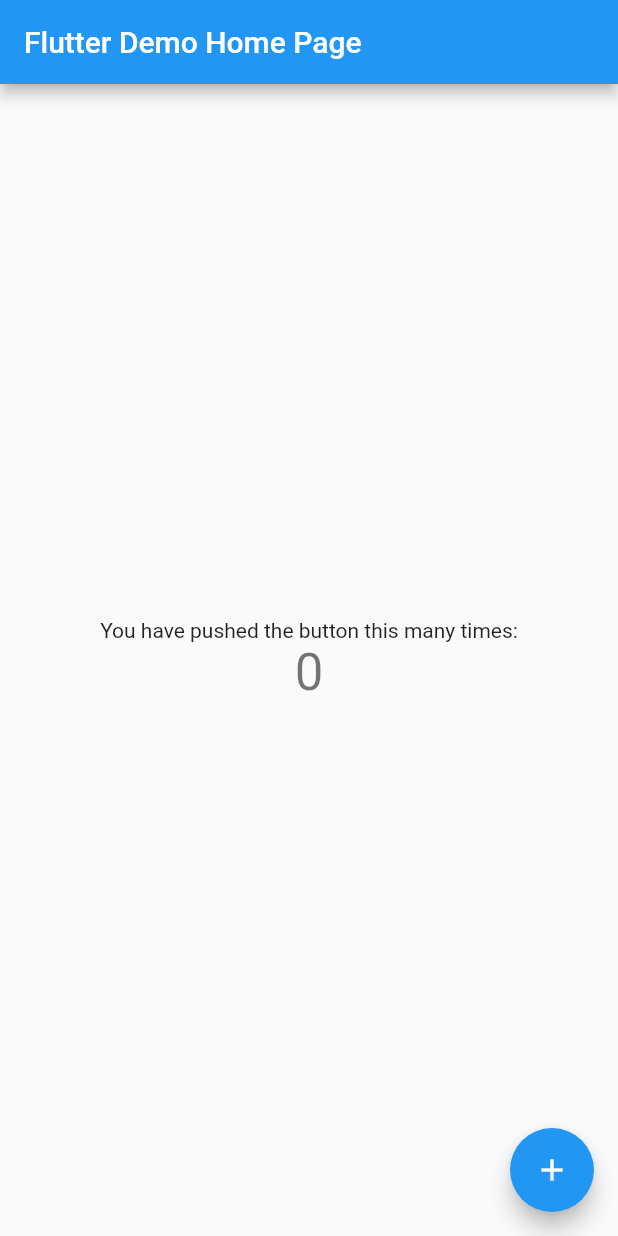
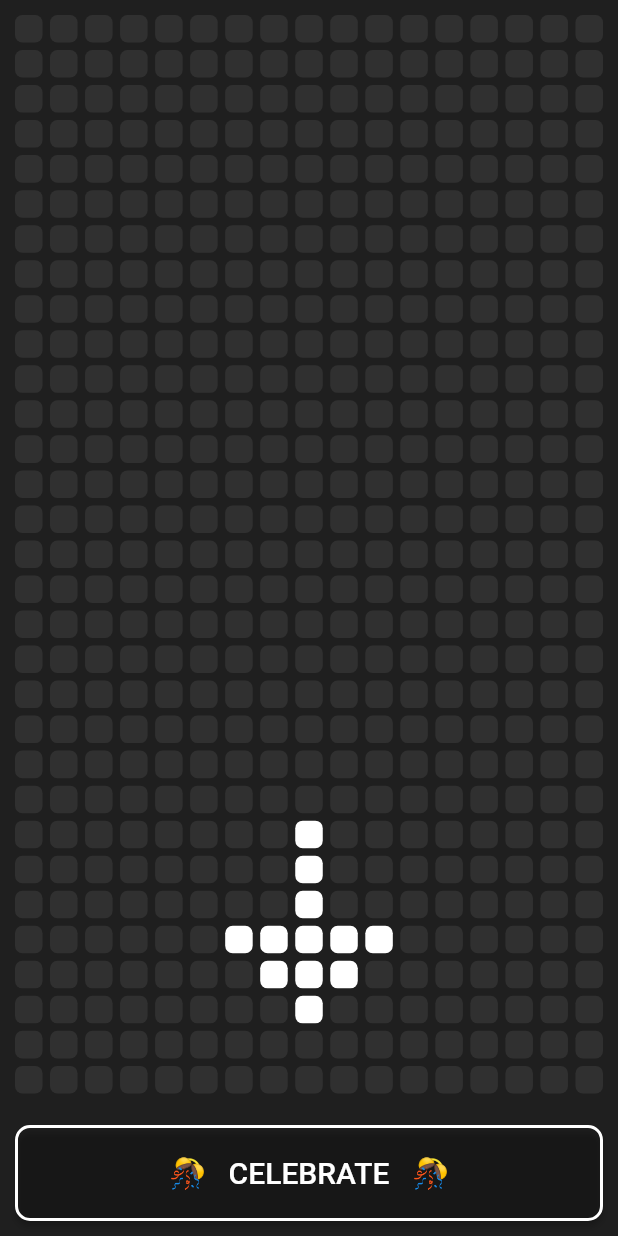
Before and after one commit to PratikJH153/HappyNewYearAnimation-using-Flutter, a Flutter app: the screen it shows after launch, on a phone screen of 412 x 824 dp. Run offline on Flutter 3.47's test engine with Material 2 defaults, Android fonts, the phone set to English and light mode, and no system bars.

Commit message:
Completed the Project

```diff
--- /dev/null
+++ b/lib/helper/indices_data.dart
@@ -0,0 +1,119 @@
+List<int> indices_start = [
+  399,
+  416,
+  433,
+  448,
+  449,
+  450,
+  451,
+  452,
+  466,
+  467,
+  468,
+  484,
+];
+
+List<int> indices_3 = [
+  211,
+  212,
+  213,
+  230,
+  245,
+  246,
+  247,
+  264,
+  279,
+  280,
+  281,
+];
+
+List<int> indices_2 = [
+  211,
+  212,
+  213,
+  230,
+  245,
+  246,
+  247,
+  262,
+  279,
+  280,
+  281,
+];
+
+List<int> indices_1 = [
+  212,
+  229,
+  246,
+  263,
+  280,
+];
+
+List<int> indices_2022_2 = [
+  205,
+  206,
+  207,
+  224,
+  239,
+  240,
+  241,
+  256,
+  273,
+  274,
+  275,
+  209,
+  210,
+  211,
+  226,
+  228,
+  243,
+  245,
+  260,
+  262,
+  277,
+  278,
+  279,
+  213,
+  214,
+  215,
+  232,
+  247,
+  248,
+  249,
+  264,
+  281,
+  282,
+  283,
+  217,
+  218,
+  219,
+  236,
+  251,
+  252,
+  253,
+  268,
+  285,
+  286,
+  287,
+];
+
+List<int> indices_heart = [
+  59,
+  60,
+  40,
+  41,
+  44,
+  45,
+  56,
+  63,
+  73,
+  80,
+  90,
+  97,
+  108,
+  113,
+  126,
+  129,
+  144,
+  145,
+];
--- a/lib/main.dart
+++ b/lib/main.dart
@@ -1,115 +1,21 @@
 import 'package:flutter/material.dart';
+import 'package:happynewyearapp/views/home.dart';
 
-void main() {
-  runApp(const MyApp());
-}
+void main() => runApp(const MyApp());
 
 class MyApp extends StatelessWidget {
   const MyApp({Key? key}) : super(key: key);
 
-  // This widget is the root of your application.
   @override
   Widget build(BuildContext context) {
     return MaterialApp(
-      title: 'Flutter Demo',
-      theme: ThemeData(
-        // This is the theme of your application.
-        //
-        // Try running your application with "flutter run". You'll see the
-        // application has a blue toolbar. Then, without quitting the app, try
-        // changing the primarySwatch below to Colors.green and then invoke
-        // "hot reload" (press "r" in the console where you ran "flutter run",
-        // or simply save your changes to "hot reload" in a Flutter IDE).
-        // Notice that the counter didn't reset back to zero; the application
-        // is not restarted.
-        primarySwatch: Colors.blue,
+      debugShowCheckedModeBanner: false,
+      title: "Happy New Year 2022",
+      theme: ThemeData.dark().copyWith(
+        scaffoldBackgroundColor: const Color(0xFF1f1f1f),
+        primaryColor: const Color(0xFFf2f4f9),
       ),
-      home: const MyHomePage(title: 'Flutter Demo Home Page'),
+      home: HomePage(),
     );
   }
 }
-
-class MyHomePage extends StatefulWidget {
-  const MyHomePage({Key? key, required this.title}) : super(key: key);
-
-  // This widget is the home page of your application. It is stateful, meaning
-  // that it has a State object (defined below) that contains fields that affect
-  // how it looks.
-
-  // This class is the configuration for the state. It holds the values (in this
-  // case the title) provided by the parent (in this case the App widget) and
-  // used by the build method of the State. Fields in a Widget subclass are
-  // always marked "final".
-
-  final String title;
-
-  @override
-  State<MyHomePage> createState() => _MyHomePageState();
-}
-
-class _MyHomePageState extends State<MyHomePage> {
-  int _counter = 0;
-
-  void _incrementCounter() {
-    setState(() {
-      // This call to setState tells the Flutter framework that something has
-      // changed in this State, which causes it to rerun the build method below
-      // so that the display can reflect the updated values. If we changed
-      // _counter without calling setState(), then the build method would not be
-      // called again, and so nothing would appear to happen.
-      _counter++;
-    });
-  }
-
-  @override
-  Widget build(BuildContext context) {
-    // This method is rerun every time setState is called, for instance as done
-    // by the _incrementCounter method above.
-    //
-    // The Flutter framework has been optimized to make rerunning build methods
-    // fast, so that you can just rebuild anything that needs updating rather
-    // than having to individually change instances of widgets.
-    return Scaffold(
-      appBar: AppBar(
-        // Here we take the value from the MyHomePage object that was created by
-        // the App.build method, and use it to set our appbar title.
-        title: Text(widget.title),
-      ),
-      body: Center(
-        // Center is a layout widget. It takes a single child and positions it
-        // in the middle of the parent.
-        child: Column(
-          // Column is also a layout widget. It takes a list of children and
-          // arranges them vertically. By default, it sizes itself to fit its
-          // children horizontally, and tries to be as tall as its parent.
-          //
-          // Invoke "debug painting" (press "p" in the console, choose the
-          // "Toggle Debug Paint" action from the Flutter Inspector in Android
-          // Studio, or the "Toggle Debug Paint" command in Visual Studio Code)
-          // to see the wireframe for each widget.
-          //
-          // Column has various properties to control how it sizes itself and
-          // how it positions its children. Here we use mainAxisAlignment to
-          // center the children vertically; the main axis here is the vertical
-          // axis because Columns are vertical (the cross axis would be
-          // horizontal).
-          mainAxisAlignment: MainAxisAlignment.center,
-          children: <Widget>[
-            const Text(
-              'You have pushed the button this many times:',
-            ),
-            Text(
-              '$_counter',
-              style: Theme.of(context).textTheme.headline4,
-            ),
-          ],
-        ),
-      ),
-      floatingActionButton: FloatingActionButton(
-        onPressed: _incrementCounter,
-        tooltip: 'Increment',
-        child: const Icon(Icons.add),
-      ), // This trailing comma makes auto-formatting nicer for build methods.
-    );
-  }
-}
--- /dev/null
+++ b/lib/views/home.dart
@@ -0,0 +1,130 @@
+import 'dart:async';
+
+import 'package:flutter/material.dart';
+import '../helper/indices_data.dart';
+
+class HomePage extends StatefulWidget {
+  const HomePage({Key? key}) : super(key: key);
+
+  @override
+  _HomePageState createState() => _HomePageState();
+}
+
+class _HomePageState extends State<HomePage> {
+  List<int> toDraw = [];
+  List<int> toDrawHeart = [];
+
+  void intialized() {
+    setState(() {
+      toDraw = indices_start;
+    });
+  }
+
+  void drawCountDown() {
+    setState(() {
+      toDraw = indices_3;
+    });
+    Future.delayed(const Duration(seconds: 1), () {
+      setState(() {
+        toDraw = indices_2;
+      });
+    });
+    Future.delayed(const Duration(seconds: 2), () {
+      setState(() {
+        toDraw = indices_1;
+      });
+    });
+    Future.delayed(const Duration(seconds: 3), () {
+      setState(() {
+        toDraw = indices_2022_2;
+      });
+    });
+    Future.delayed(const Duration(seconds: 4), () {
+      setState(() {
+        toDrawHeart = indices_heart;
+      });
+    });
+    for (int i = 0; i < 20; i++) {
+      Timer.periodic(const Duration(milliseconds: 500), (_) {
+        setState(() {
+          toDrawHeart = toDrawHeart.map((e) => e + 1).toList();
+        });
+      });
+    }
+  }
+
+  @override
+  void initState() {
+    intialized();
+    super.initState();
+  }
+
+  @override
+  Widget build(BuildContext context) {
+    return Scaffold(
+      body: Column(
+        children: [
+          Expanded(
+            child: Container(
+              margin: const EdgeInsets.only(
+                left: 10,
+                right: 10,
+                top: 10,
+              ),
+              child: GridView.builder(
+                physics: const NeverScrollableScrollPhysics(),
+                itemCount: 527,
+                gridDelegate: const SliverGridDelegateWithFixedCrossAxisCount(
+                  crossAxisCount: 17,
+                  crossAxisSpacing: 5,
+                  mainAxisSpacing: 5,
+                ),
+                itemBuilder: (ctx, index) => Container(
+                  decoration: BoxDecoration(
+                    borderRadius: BorderRadius.circular(5),
+                    color: toDrawHeart.contains(index)
+                        ? Colors.pink
+                        : toDraw.contains(index)
+                            ? Colors.white
+                            : const Color(0xFF303030),
+                  ),
+                ),
+              ),
+            ),
+          ),
+          Container(
+            margin: const EdgeInsets.only(
+              bottom: 10,
+              left: 10,
+              right: 10,
+            ),
+            width: double.infinity,
+            child: ElevatedButton(
+              onPressed: drawCountDown,
+              style: ElevatedButton.styleFrom(
+                primary: Colors.transparent,
+                padding: const EdgeInsets.symmetric(
+                  horizontal: 25,
+                  vertical: 20,
+                ),
+                shape: RoundedRectangleBorder(
+                  side: const BorderSide(
+                    width: 2,
+                    color: Colors.white,
+                  ),
+                  borderRadius: BorderRadius.circular(10),
+                ),
+              ),
+              child: const Text(
+                "🎊   CELEBRATE   🎊",
+                style: TextStyle(
+                  fontSize: 20,
+                ),
+              ),
+            ),
+          ),
+        ],
+      ),
+    );
+  }
+}
```
